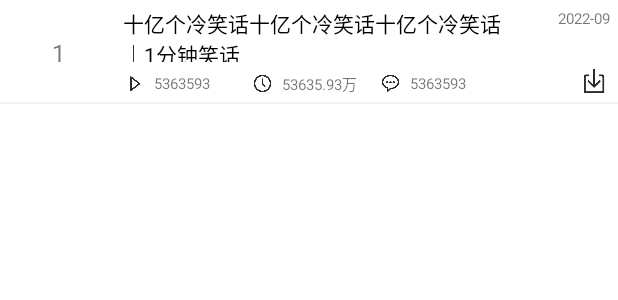
After one commit to ilovesshan/ximalaya, an Android app: the layout item_tracks.xml on its own in the app's theme, with its tools: preview values and no code run, on a phone screen of 412 x 824 dp. The commit adds this screen. Shown: the top 300 px of the screen. Run offline under Robolectric (Android 15) with nearby library versions, the phone set to English and light mode, and no system bars.

Commit message:
专辑详情界面 列表展示

```diff
--- a/app/src/main/java/com/ilovesshan/ximalaya/interfaces/IAlbumDetail.java
+++ b/app/src/main/java/com/ilovesshan/ximalaya/interfaces/IAlbumDetail.java
@@ -12,7 +12,7 @@ public interface IAlbumDetail {
     /**
      * 请求专辑详情对应列表数据
      */
-    public void loadDetailListData();
+    public void loadDetailListData(String albumId, String page, String sort);
 
 
     /**
--- a/app/src/main/java/com/ilovesshan/ximalaya/interfaces/IAlbumDetailViewController.java
+++ b/app/src/main/java/com/ilovesshan/ximalaya/interfaces/IAlbumDetailViewController.java
@@ -1,6 +1,7 @@
 package com.ilovesshan.ximalaya.interfaces;
 
 import com.ximalaya.ting.android.opensdk.model.album.Album;
+import com.ximalaya.ting.android.opensdk.model.track.Track;
 
 import java.util.List;
 
@@ -15,7 +16,7 @@ public interface IAlbumDetailViewController {
     /**
      * 请求专辑详情对应列表数据完成
      */
-    public void onLoadedDetailList(List<Album> album);
+    public void onLoadedDetailList(List<Track> trackList);
 
     /**
      * 请求专辑详情数据完成
--- a/app/src/main/java/com/ilovesshan/ximalaya/presenter/RecommendPresenter.java
+++ b/app/src/main/java/com/ilovesshan/ximalaya/presenter/RecommendPresenter.java
@@ -106,7 +106,7 @@ public class RecommendPresenter implements IRecommend {
 
             @Override
             public void onError(int i, String s) {
-                LogUtil.d(TAG, "onSuccess", "3.10.6 获取猜你喜欢专辑 数据获取失败");
+                LogUtil.d(TAG, "onError", "3.10.6 获取猜你喜欢专辑 数据获取失败");
                 LogUtil.d(TAG, "onError", "code = " + i + " message = " + s);
 
                 for (IRecommendViewController viewController : mViewControllers) {
--- /dev/null
+++ b/app/src/main/res/drawable/layer_list_track.xml
@@ -0,0 +1,17 @@
+<?xml version="1.0" encoding="utf-8"?>
+<layer-list xmlns:android="http://schemas.android.com/apk/res/android">
+    <item android:bottom="1dp">
+        <shape>
+            <solid android:color="@color/recommend_background" />
+        </shape>
+    </item>
+    <item
+        android:bottom="2dp"
+        android:left="0dp"
+        android:right="0dp"
+        android:top="0dp">
+        <shape>
+            <solid android:color="@color/white" />
+        </shape>
+    </item>
+</layer-list>
--- a/app/src/main/res/layout/activity_album_detail.xml
+++ b/app/src/main/res/layout/activity_album_detail.xml
@@ -125,7 +125,7 @@
                 android:id="@+id/tv_play_amount_label"
                 android:layout_width="wrap_content"
                 android:layout_height="wrap_content"
-                android:text="订阅量"
+                android:text="播放量"
                 android:textSize="10sp" />
         </LinearLayout>
         <!--订阅量-->
--- /dev/null
+++ b/app/src/main/res/layout/item_tracks.xml
@@ -0,0 +1,132 @@
+<?xml version="1.0" encoding="utf-8"?>
+<LinearLayout xmlns:android="http://schemas.android.com/apk/res/android"
+    android:layout_width="match_parent"
+    android:layout_height="70dp"
+    android:layout_marginBottom="5dp"
+    android:background="@drawable/layer_list_track"
+    android:orientation="horizontal"
+    android:padding="5dp">
+
+    <!--左侧-->
+    <TextView
+        android:id="@+id/tv__track_order"
+        android:layout_width="0dp"
+        android:layout_height="match_parent"
+        android:layout_weight="1"
+        android:gravity="center"
+        android:text="1"
+        android:textSize="16sp" />
+
+    <!--中间-->
+    <LinearLayout
+        android:layout_width="0dp"
+        android:layout_height="match_parent"
+        android:layout_weight="4"
+        android:orientation="vertical"
+        android:paddingLeft="10dp">
+        <!--标题-->
+        <TextView
+            android:id="@+id/tv_track_title"
+            android:layout_width="match_parent"
+            android:layout_height="0dp"
+            android:layout_weight="2"
+            android:lines="2"
+            android:text="十亿个冷笑话十亿个冷笑话十亿个冷笑话｜1分钟笑话"
+            android:textColor="@color/black"
+            android:textSize="14sp" />
+
+        <!--播放量 、时长、 评论数-->
+        <RelativeLayout
+            android:layout_width="match_parent"
+            android:layout_height="0dp"
+            android:layout_marginTop="5dp"
+            android:layout_weight="1"
+            android:orientation="horizontal">
+
+            <ImageView
+                android:id="@+id/iv_track_play_count"
+                android:layout_width="15dp"
+                android:layout_height="15dp"
+                android:layout_centerVertical="true"
+                android:background="@drawable/play_no_outer_border" />
+
+            <TextView
+                android:id="@+id/tv_track_play_count"
+                android:layout_width="wrap_content"
+                android:layout_height="match_parent"
+                android:layout_marginLeft="5dp"
+                android:layout_toRightOf="@+id/iv_track_play_count"
+                android:gravity="center"
+                android:text="5363593"
+                android:textSize="10sp" />
+
+
+            <ImageView
+                android:id="@+id/iv_track_play_duration"
+                android:layout_width="15dp"
+                android:layout_height="15dp"
+                android:layout_centerVertical="true"
+                android:layout_marginLeft="70dp"
+                android:layout_toRightOf="@+id/iv_track_play_count"
+                android:background="@drawable/duration" />
+
+            <TextView
+                android:id="@+id/tv_track_play_duration"
+                android:layout_width="wrap_content"
+                android:layout_height="match_parent"
+                android:layout_marginLeft="5dp"
+                android:layout_toRightOf="@+id/iv_track_play_duration"
+                android:gravity="center"
+                android:text="53635.93万"
+                android:textSize="10sp" />
+
+
+            <ImageView
+                android:id="@+id/iv_track_comment_count"
+                android:layout_width="15dp"
+                android:layout_height="15dp"
+                android:layout_centerVertical="true"
+                android:layout_marginLeft="70dp"
+                android:layout_toRightOf="@+id/iv_track_play_duration"
+                android:background="@drawable/comment_count" />
+
+            <TextView
+                android:id="@+id/tv_track_comment_count"
+                android:layout_width="wrap_content"
+                android:layout_height="match_parent"
+                android:layout_marginLeft="5dp"
+                android:layout_toRightOf="@+id/iv_track_comment_count"
+                android:gravity="center"
+                android:text="5363593"
+                android:textSize="10sp" />
+
+        </RelativeLayout>
+
+    </LinearLayout>
+
+    <!--右侧-->
+    <RelativeLayout
+        android:layout_width="0dp"
+        android:layout_height="match_parent"
+        android:layout_weight="1">
+
+        <TextView
+            android:id="@+id/tv__track_update_time"
+            android:layout_width="wrap_content"
+            android:layout_height="wrap_content"
+            android:layout_alignParentRight="true"
+            android:text="2022-09"
+            android:textSize="10sp" />
+
+        <ImageView
+            android:id="@+id/iv__track_download"
+            android:layout_width="20dp"
+            android:layout_height="20dp"
+            android:layout_alignParentRight="true"
+            android:layout_alignParentBottom="true"
+            android:src="@drawable/download" />
+
+    </RelativeLayout>
+
+
+</LinearLayout>
```
Also changed, not shown: app/src/main/java/com/ilovesshan/ximalaya/adapter/TrackListAdapter.java (added, +116 -0 lines), app/src/main/java/com/ilovesshan/ximalaya/presenter/AlbumDetailPresenter.java (+45 -1 lines), app/src/main/java/com/ilovesshan/ximalaya/utils/TimeUtils.java (added, +17 -0 lines), app/src/main/java/com/ilovesshan/ximalaya/views/AlbumDetailActivity.java (+32 -9 lines), app/src/main/res/drawable/comment_count.png (added), app/src/main/res/drawable/download.png (added), app/src/main/res/drawable/duration.png (added), app/src/main/res/drawable/play_no_outer_border.png (added).
